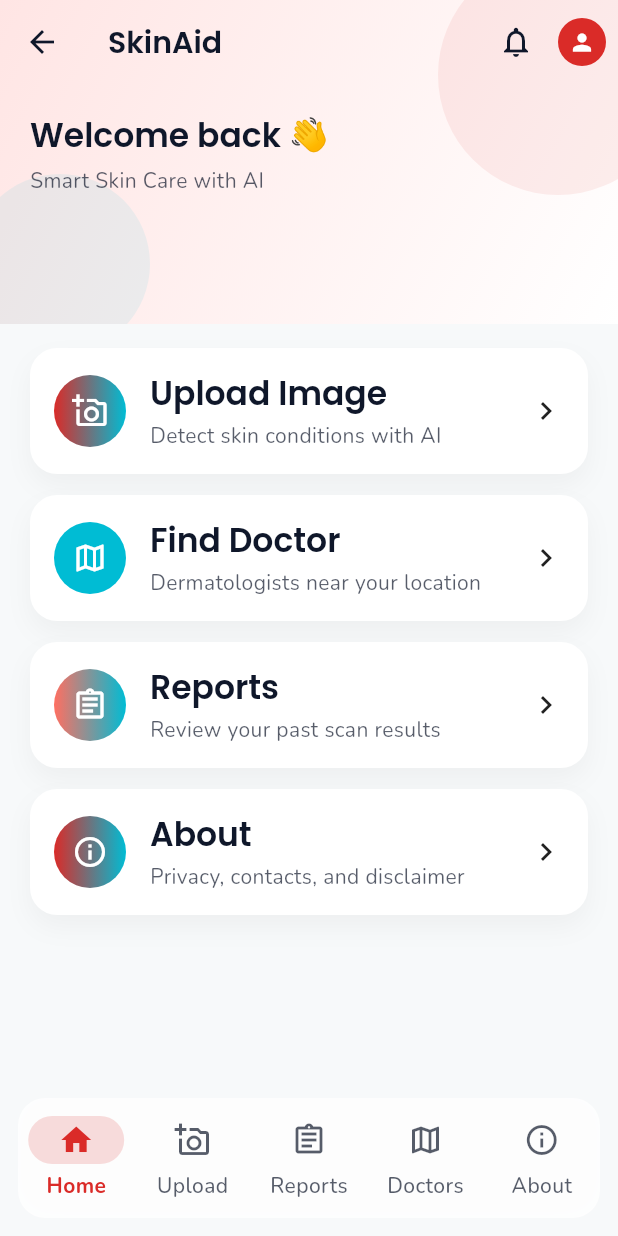
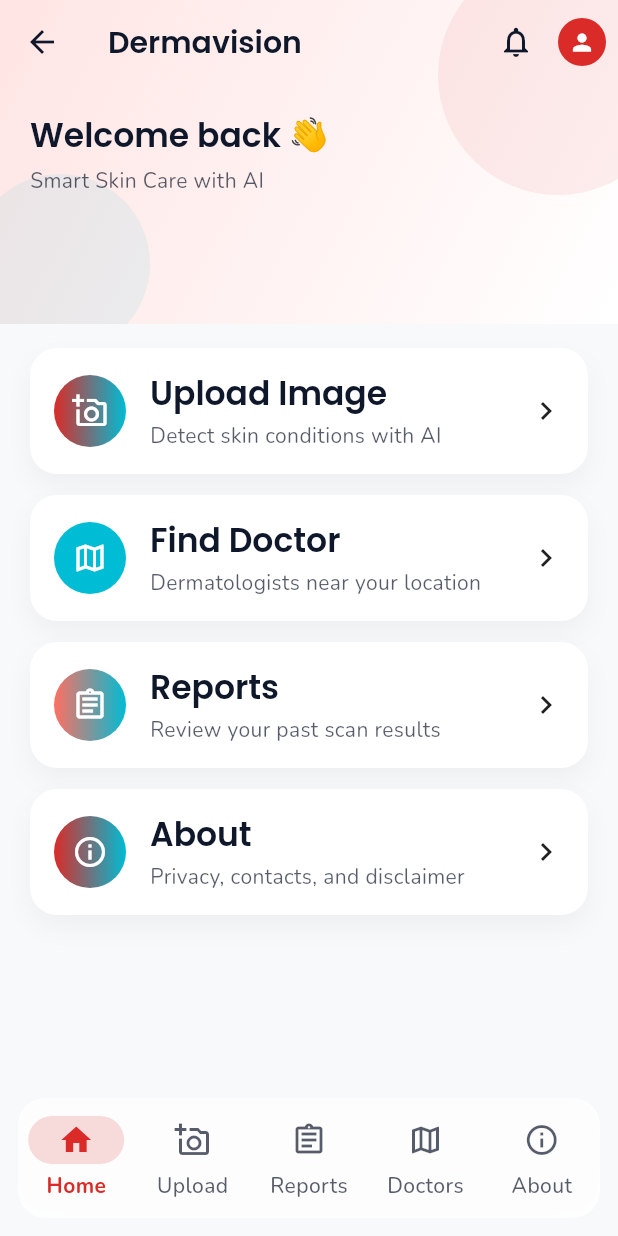
Before and after one commit to junaidanser65/Dermavision, a Flutter app: the AppShell screen opened directly, on a phone screen of 412 x 824 dp. Run offline on Flutter 3.47's test engine with Material 3 defaults, Android fonts, the phone set to English and light mode, and no system bars; our stand-ins replace google_fonts, google_maps_flutter, lottie.

Commit message:
1st change

```diff
--- a/lib/main.dart
+++ b/lib/main.dart
@@ -413,7 +413,7 @@ class _AppShellState extends State<AppShell> {
     return Scaffold(
       extendBodyBehindAppBar: true,
       appBar: AppBar(
-        title: Text('SkinAid', style: GoogleFonts.poppins(fontWeight: FontWeight.w600)),
+        title: Text('Dermavision', style: GoogleFonts.poppins(fontWeight: FontWeight.w600)),
         actions: [
           IconButton(onPressed: () {}, icon: const Icon(Icons.notifications_outlined)),
           const SizedBox(width: 4),
```
Also changed, not shown: pubspec.lock.
